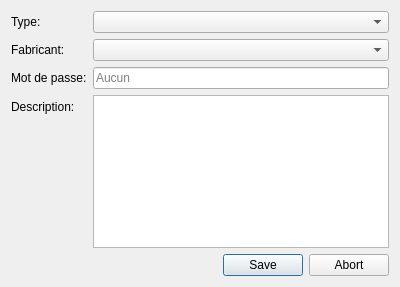
Old version of the form InfoDynamiqueQt/Vues/vuegestionappareil.ui in the repository AlexandreGirardin/ProjetAnalyse.
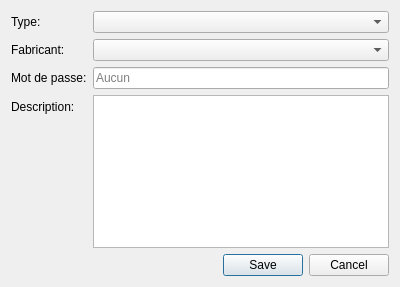
New version of the form.

```diff
--- a/InfoDynamiqueQt/Vues/vuegestionappareil.ui
+++ b/InfoDynamiqueQt/Vues/vuegestionappareil.ui
@@ -82,7 +82,7 @@
       <enum>Qt::Horizontal</enum>
      </property>
      <property name="standardButtons">
-      <set>QDialogButtonBox::Abort|QDialogButtonBox::Save</set>
+      <set>QDialogButtonBox::Cancel|QDialogButtonBox::Save</set>
      </property>
     </widget>
    </item>
```
